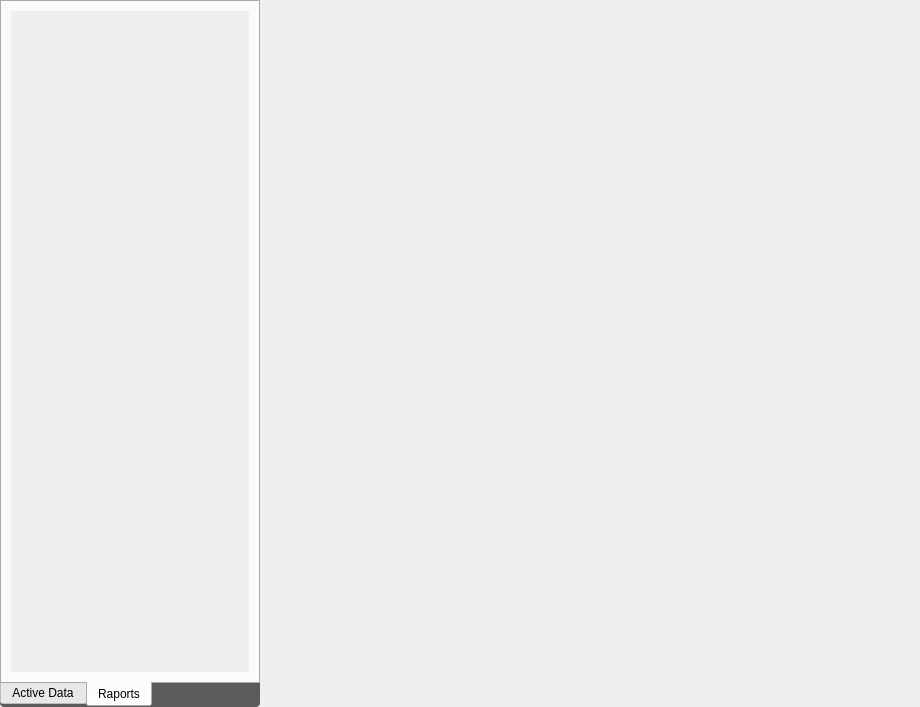
First picture: the form in trunk/src/edr/src/medusa_view/ui/AnalisisWidget.ui, repository mk4me/hm-mde-one, before the edit.
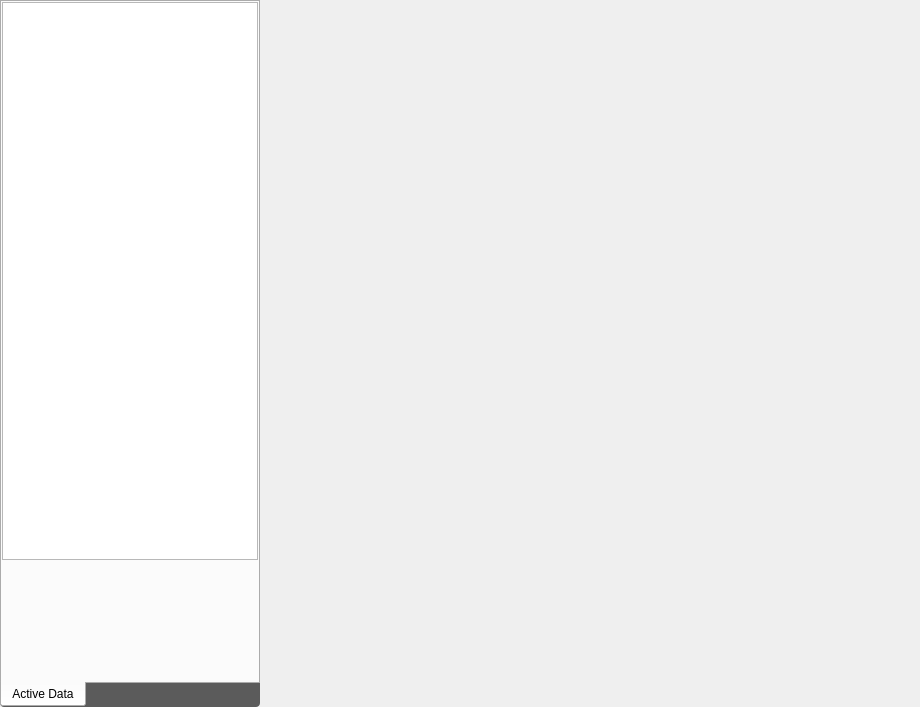
Second picture: the form after the edit. The open tabs and pages were chosen to show the change. Icons and pictures are not drawn.

```diff
--- a/trunk/src/edr/src/medusa_view/ui/AnalisisWidget.ui
+++ b/trunk/src/edr/src/medusa_view/ui/AnalisisWidget.ui
@@ -196,59 +196,6 @@
           </item>
          </layout>
         </widget>
-        <widget class="QWidget" name="raportsTab">
-         <attribute name="icon">
-          <iconset resource="MdeViewIcons.qrc">
-           <normaloff>:/mde/icons/karta.png</normaloff>:/mde/icons/karta.png</iconset>
-         </attribute>
-         <attribute name="title">
-          <string>Raports</string>
-         </attribute>
-         <layout class="QVBoxLayout" name="verticalLayout_3">
-          <item>
-           <widget class="QScrollArea" name="scrollArea_3">
-            <property name="styleSheet">
-             <string notr="true">#scrollArea_3 {
-	border: none;
-}</string>
-            </property>
-            <property name="widgetResizable">
-             <bool>true</bool>
-            </property>
-            <widget class="QWidget" name="raportCont">
-             <property name="geometry">
-              <rect>
-               <x>0</x>
-               <y>0</y>
-               <width>236</width>
-               <height>657</height>
-              </rect>
-             </property>
-             <property name="styleSheet">
-              <string notr="true"/>
-             </property>
-             <layout class="QVBoxLayout" name="verticalLayout_7">
-              <item>
-               <widget class="QWidget" name="raportsArea" native="true">
-                <layout class="QGridLayout" name="gridLayout"/>
-               </widget>
-              </item>
-              <item>
-               <widget class="QWidget" name="widget_2" native="true">
-                <property name="sizePolicy">
-                 <sizepolicy hsizetype="Preferred" vsizetype="Expanding">
-                  <horstretch>0</horstretch>
-                  <verstretch>0</verstretch>
-                 </sizepolicy>
-                </property>
-               </widget>
-              </item>
-             </layout>
-            </widget>
-           </widget>
-          </item>
-         </layout>
-        </widget>
        </widget>
       </item>
      </layout>
```
